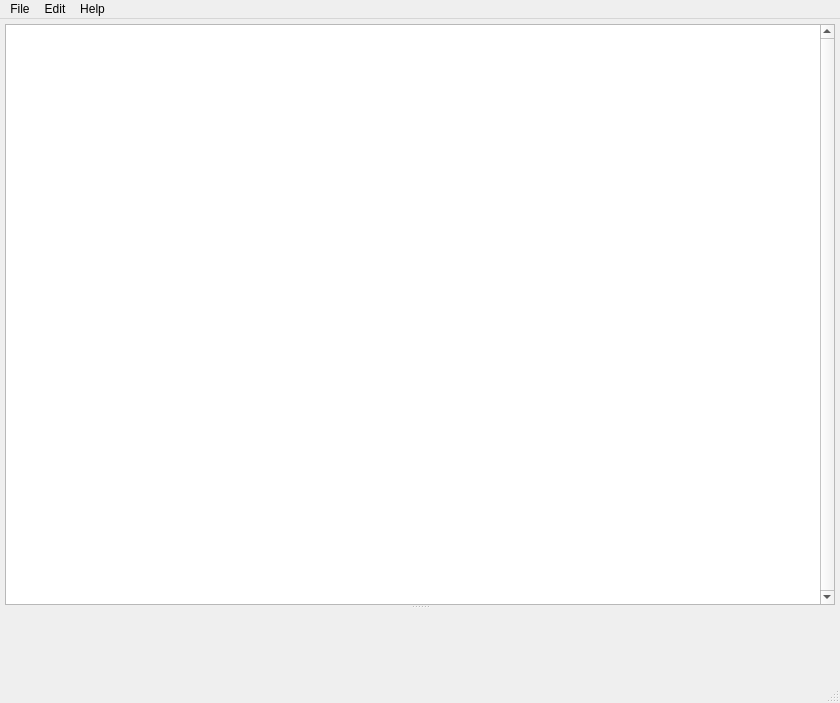
This is IntPe9/Ui/Main.ui in AxDSan/IntPe9-1 as Qt 5 draws it before an edit. The edited form follows.
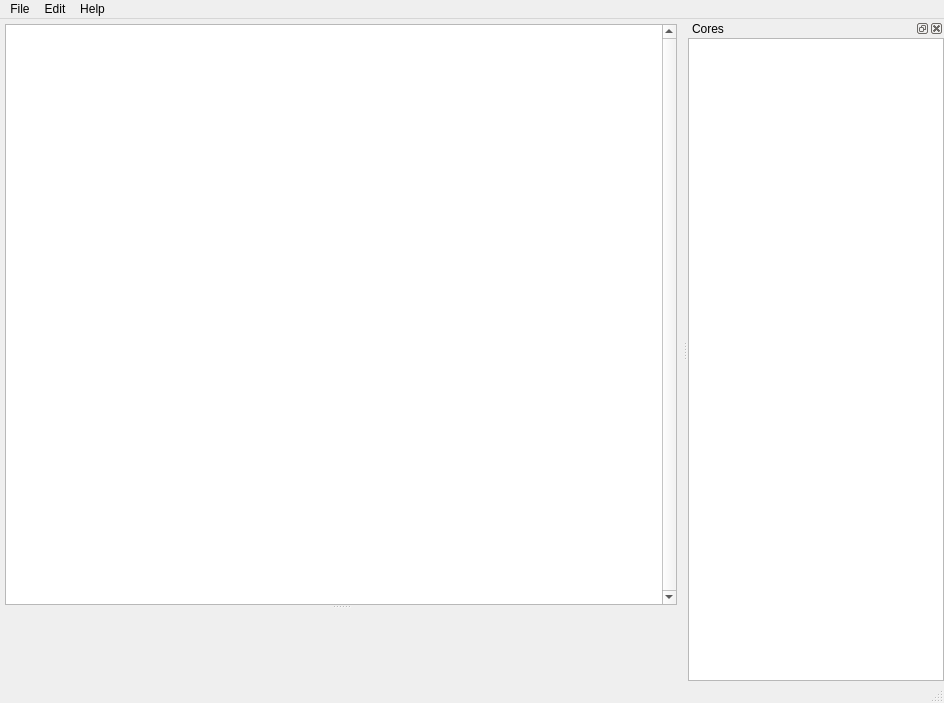
This is the edited form. Icons and pictures are not drawn.

Patch:
```diff
--- a/IntPe9/Ui/Main.ui
+++ b/IntPe9/Ui/Main.ui
@@ -6,7 +6,7 @@
    <rect>
     <x>0</x>
     <y>0</y>
-    <width>840</width>
+    <width>944</width>
     <height>703</height>
    </rect>
   </property>
@@ -154,7 +154,7 @@
     <rect>
      <x>0</x>
      <y>0</y>
-     <width>840</width>
+     <width>944</width>
      <height>21</height>
     </rect>
    </property>
@@ -193,6 +193,61 @@
    <addaction name="menuHelp"/>
   </widget>
   <widget class="QStatusBar" name="statusBar"/>
+  <widget class="QDockWidget" name="dockCores">
+   <property name="windowTitle">
+    <string>Cores</string>
+   </property>
+   <attribute name="dockWidgetArea">
+    <number>2</number>
+   </attribute>
+   <widget class="QWidget" name="dockWidgetContents">
+    <layout class="QVBoxLayout" name="verticalLayout">
+     <property name="margin">
+      <number>0</number>
+     </property>
+     <item>
+      <widget class="QTableView" name="tableCores">
+       <property name="editTriggers">
+        <set>QAbstractItemView::NoEditTriggers</set>
+       </property>
+       <property name="showDropIndicator" stdset="0">
+        <bool>false</bool>
+       </property>
+       <property name="dragDropOverwriteMode">
+        <bool>false</bool>
+       </property>
+       <property name="dragDropMode">
+        <enum>QAbstractItemView::NoDragDrop</enum>
+       </property>
+       <property name="alternatingRowColors">
+        <bool>true</bool>
+       </property>
+       <property name="selectionBehavior">
+        <enum>QAbstractItemView::SelectRows</enum>
+       </property>
+       <property name="wordWrap">
+        <bool>false</bool>
+       </property>
+       <property name="cornerButtonEnabled">
+        <bool>false</bool>
+       </property>
+       <attribute name="horizontalHeaderHighlightSections">
+        <bool>false</bool>
+       </attribute>
+       <attribute name="horizontalHeaderMinimumSectionSize">
+        <number>50</number>
+       </attribute>
+       <attribute name="horizontalHeaderStretchLastSection">
+        <bool>true</bool>
+       </attribute>
+       <attribute name="verticalHeaderVisible">
+        <bool>false</bool>
+       </attribute>
+      </widget>
+     </item>
+    </layout>
+   </widget>
+  </widget>
   <action name="actionAbout">
    <property name="text">
     <string>About</string>
```
Left out of the diff: 10 changed lines with no effect on the pictures.
